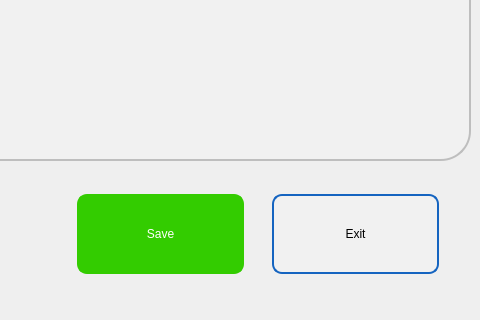
Old version of the form pApp-22-June-2021/smethodsetup.ui in the repository ChandraMVE/PSSC_QT_Development; both pictures show x 288 to 768 and y 626 to 946 of the 768 by 946 pixel window.
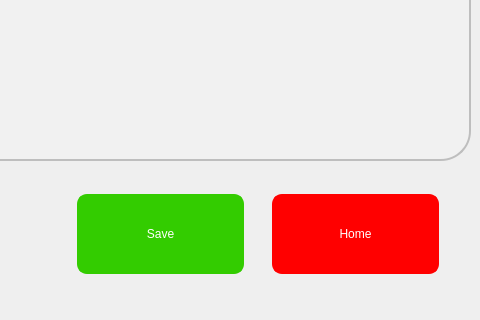
New version of the form. Icons and pictures are not drawn. Custom widgets are drawn as their Qt base class.

```diff
--- a/pApp-22-June-2021/smethodsetup.ui
+++ b/pApp-22-June-2021/smethodsetup.ui
@@ -91,16 +91,16 @@
    </property>
    <property name="styleSheet">
     <string notr="true">QPushButton{
-background-color: rgb(241, 241, 241);
+background-color: red;
 border-width: 2px;
-border-color: rgb(21, 100, 192);
+border-color: red;
 border-style: solid;
 border-radius: 10;
-color: rgb(0, 0, 0);
+color: rgb(255, 255, 255);
 font: 75 16pt &quot;Roboto Medium&quot;;
 }
 QPushButton:disabled { 
-background-color: rgb(204, 244, 198);
+background-color: rgb(255, 174, 171);
 border-width: 2px;
 border-color: rgb(127, 143, 127);
 border-style: solid;
@@ -134,11 +134,10 @@
 border-radius: 10;
 color: rgb(0, 0, 0);
 font: 75 16pt &quot;Roboto Medium&quot;;
-}
-</string>
+}</string>
    </property>
    <property name="text">
-    <string>Exit</string>
+    <string>Home</string>
    </property>
   </widget>
   <widget class="QTabWidget" name="tabMethod">
```
Left out of the diff: 4 changed lines with no effect on the pictures.
